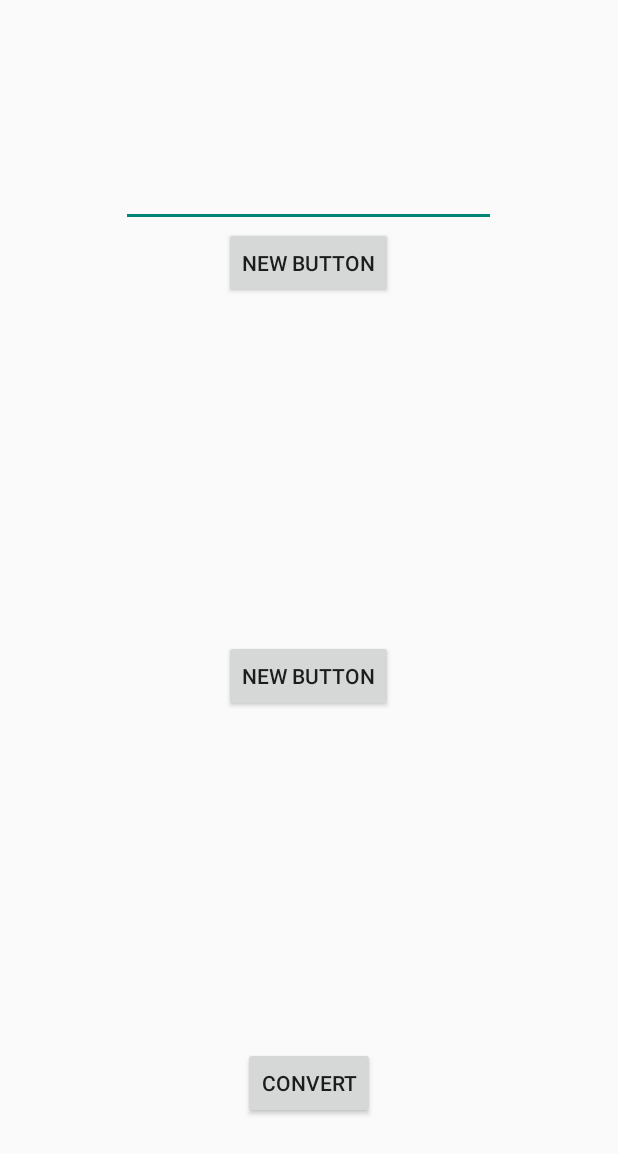
After one commit to Test-Android/_Pantrie-Android, an Android app: the layout activity_conversion_calculator_volume.xml on its own in the app's theme, with its tools: preview values and no code run, on a phone screen of 412 x 824 dp. The commit adds this screen. Shown: the top 1154 px of the screen. Run offline under Robolectric (Android 15) with nearby library versions, the phone set to English and light mode, and no system bars.

Commit message:
Conversion Calculatorssssssssssssssssssssssssss

```diff
--- a/MyApplication/app/src/main/java/com/nicodangelo/Util/Settings.java
+++ b/MyApplication/app/src/main/java/com/nicodangelo/Util/Settings.java
@@ -50,7 +50,7 @@ public class Settings extends ActionBarActivity
 
     public void launchConversionCalc(View view)
     {
-        Intent i = new Intent(this, ConversionCalculator.class);
+        Intent i = new Intent(this, ConversionCalculatorMass.class);
         startActivity(i);
     }
 
--- /dev/null
+++ b/MyApplication/app/src/main/res/layout/activity_conversion_calculator_volume.xml
@@ -0,0 +1,53 @@
+<RelativeLayout xmlns:android="http://schemas.android.com/apk/res/android"
+    xmlns:tools="http://schemas.android.com/tools" android:layout_width="match_parent"
+    android:layout_height="match_parent" android:paddingLeft="@dimen/activity_horizontal_margin"
+    android:paddingRight="@dimen/activity_horizontal_margin"
+    android:paddingTop="@dimen/activity_vertical_margin"
+    android:paddingBottom="@dimen/activity_vertical_margin"
+    tools:context="com.nicodangelo.Util.ConversionCalculatorVolume">
+
+    <EditText
+        android:layout_width="250dp"
+        android:layout_height="wrap_content"
+        android:id="@+id/input"
+        android:layout_alignParentTop="true"
+        android:layout_centerHorizontal="true"
+        android:layout_marginTop="90dp"/>
+
+    <TextView
+        android:layout_width="wrap_content"
+        android:layout_height="wrap_content"
+        android:textAppearance="?android:attr/textAppearanceLarge"
+        android:id="@+id/output"
+        android:layout_centerVertical="true"
+        android:layout_centerHorizontal="true"/>
+
+    <Button
+        android:layout_width="wrap_content"
+        android:layout_height="wrap_content"
+        android:text="New Button"
+        android:id="@+id/itemSelect1"
+        android:layout_below="@+id/input"
+        android:layout_centerHorizontal="true"
+        android:onClick="firstConversion"/>
+
+    <Button
+        android:layout_width="wrap_content"
+        android:layout_height="wrap_content"
+        android:text="new button"
+        android:id="@+id/itemSelect2"
+        android:layout_below="@+id/output"
+        android:layout_centerHorizontal="true"
+        android:onClick="secondConversion"/>
+
+    <Button
+        android:layout_width="wrap_content"
+        android:layout_height="wrap_content"
+        android:text="Convert"
+        android:id="@+id/convert"
+        android:layout_alignParentBottom="true"
+        android:layout_centerHorizontal="true"
+        android:layout_marginBottom="62dp"
+        android:onClick="makeConversion"/>
+
+</RelativeLayout>
--- a/MyApplication/app/src/main/res/values/strings.xml
+++ b/MyApplication/app/src/main/res/values/strings.xml
@@ -25,4 +25,5 @@
     <string name="title_activity_conversion_calculator">ConversionCalculator</string>
     <string name="action_add_items">Add Item</string>
     <string name="hello_world">Hello world!</string>
+    <string name="title_activity_conversion_calculator_volume">ConversionCalculatorVolume</string>
 </resources>
```
Also changed, not shown: MyApplication/app/src/main/AndroidManifest.xml (+7 -2 lines), MyApplication/app/src/main/java/com/nicodangelo/Util/ConversionCalculatorMass.java (added, +454 -0 lines), MyApplication/app/src/main/java/com/nicodangelo/Util/ConversionCalculatorVolume.java (renamed from MyApplication/app/src/main/java/com/nicodangelo/Util/ConversionCalculator.java, +70 -106 lines), MyApplication/app/src/main/res/menu/menu_conversion_calculator_volume.xml (added, +7 -0 lines).
